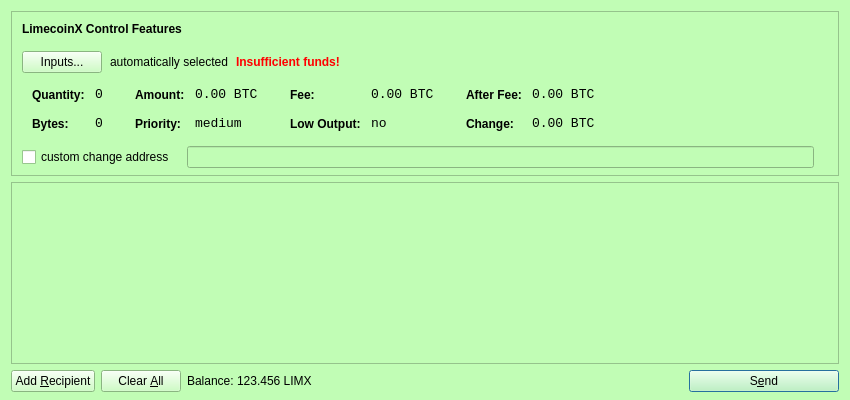
Above: src/qt/forms/sendcoinsdialog.ui from IParn/LimecoinX before the change. Below: the same form after it.
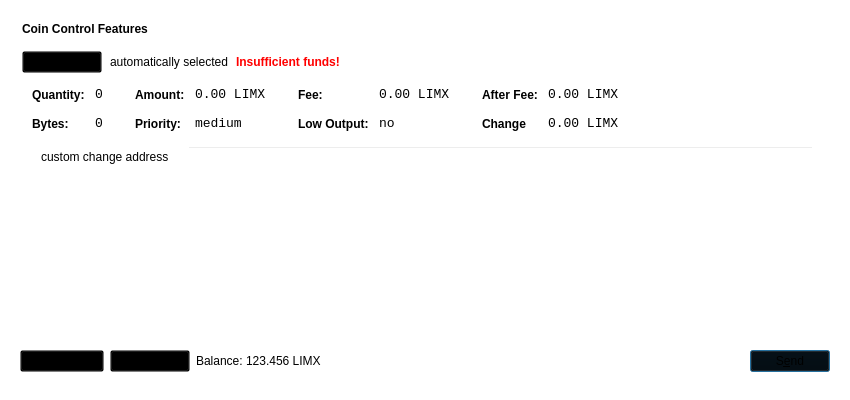
That is the form after the change. Icons and pictures are not drawn.

Diff of the .ui file:
```diff
--- a/src/qt/forms/sendcoinsdialog.ui
+++ b/src/qt/forms/sendcoinsdialog.ui
@@ -10,424 +10,12 @@
     <height>400</height>
    </rect>
   </property>
-  <property name="palette">
-   <palette>
-    <active>
-     <colorrole role="WindowText">
-      <brush brushstyle="SolidPattern">
-       <color alpha="255">
-        <red>0</red>
-        <green>0</green>
-        <blue>0</blue>
-       </color>
-      </brush>
-     </colorrole>
-     <colorrole role="Button">
-      <brush brushstyle="SolidPattern">
-       <color alpha="255">
-        <red>193</red>
-        <green>253</green>
-        <blue>181</blue>
-       </color>
-      </brush>
-     </colorrole>
-     <colorrole role="Light">
-      <brush brushstyle="SolidPattern">
-       <color alpha="255">
-        <red>255</red>
-        <green>255</green>
-        <blue>255</blue>
-       </color>
-      </brush>
-     </colorrole>
-     <colorrole role="Midlight">
-      <brush brushstyle="SolidPattern">
-       <color alpha="255">
-        <red>224</red>
-        <green>254</green>
-        <blue>218</blue>
-       </color>
-      </brush>
-     </colorrole>
-     <colorrole role="Dark">
-      <brush brushstyle="SolidPattern">
-       <color alpha="255">
-        <red>96</red>
-        <green>126</green>
-        <blue>90</blue>
-       </color>
-      </brush>
-     </colorrole>
-     <colorrole role="Mid">
-      <brush brushstyle="SolidPattern">
-       <color alpha="255">
-        <red>129</red>
-        <green>169</green>
-        <blue>121</blue>
-       </color>
-      </brush>
-     </colorrole>
-     <colorrole role="Text">
-      <brush brushstyle="SolidPattern">
-       <color alpha="255">
-        <red>0</red>
-        <green>0</green>
-        <blue>0</blue>
-       </color>
-      </brush>
-     </colorrole>
-     <colorrole role="BrightText">
-      <brush brushstyle="SolidPattern">
-       <color alpha="255">
-        <red>255</red>
-        <green>255</green>
-        <blue>255</blue>
-       </color>
-      </brush>
-     </colorrole>
-     <colorrole role="ButtonText">
-      <brush brushstyle="SolidPattern">
-       <color alpha="255">
-        <red>0</red>
-        <green>0</green>
-        <blue>0</blue>
-       </color>
-      </brush>
-     </colorrole>
-     <colorrole role="Base">
-      <brush brushstyle="SolidPattern">
-       <color alpha="255">
-        <red>255</red>
-        <green>255</green>
-        <blue>255</blue>
-       </color>
-      </brush>
-     </colorrole>
-     <colorrole role="Window">
-      <brush brushstyle="SolidPattern">
-       <color alpha="255">
-        <red>193</red>
-        <green>253</green>
-        <blue>181</blue>
-       </color>
-      </brush>
-     </colorrole>
-     <colorrole role="Shadow">
-      <brush brushstyle="SolidPattern">
-       <color alpha="255">
-        <red>0</red>
-        <green>0</green>
-        <blue>0</blue>
-       </color>
-      </brush>
-     </colorrole>
-     <colorrole role="AlternateBase">
-      <brush brushstyle="SolidPattern">
-       <color alpha="255">
-        <red>224</red>
-        <green>254</green>
-        <blue>218</blue>
-       </color>
-      </brush>
-     </colorrole>
-     <colorrole role="ToolTipBase">
-      <brush brushstyle="SolidPattern">
-       <color alpha="255">
-        <red>255</red>
-        <green>255</green>
-        <blue>220</blue>
-       </color>
-      </brush>
-     </colorrole>
-     <colorrole role="ToolTipText">
-      <brush brushstyle="SolidPattern">
-       <color alpha="255">
-        <red>0</red>
-        <green>0</green>
-        <blue>0</blue>
-       </color>
-      </brush>
-     </colorrole>
-    </active>
-    <inactive>
-     <colorrole role="WindowText">
-      <brush brushstyle="SolidPattern">
-       <color alpha="255">
-        <red>0</red>
-        <green>0</green>
-        <blue>0</blue>
-       </color>
-      </brush>
-     </colorrole>
-     <colorrole role="Button">
-      <brush brushstyle="SolidPattern">
-       <color alpha="255">
-        <red>193</red>
-        <green>253</green>
-        <blue>181</blue>
-       </color>
-      </brush>
-     </colorrole>
-     <colorrole role="Light">
-      <brush brushstyle="SolidPattern">
-       <color alpha="255">
-        <red>255</red>
-        <green>255</green>
-        <blue>255</blue>
-       </color>
-      </brush>
-     </colorrole>
-     <colorrole role="Midlight">
-      <brush brushstyle="SolidPattern">
-       <color alpha="255">
-        <red>224</red>
-        <green>254</green>
-        <blue>218</blue>
-       </color>
-      </brush>
-     </colorrole>
-     <colorrole role="Dark">
-      <brush brushstyle="SolidPattern">
-       <color alpha="255">
-        <red>96</red>
-        <green>126</green>
-        <blue>90</blue>
-       </color>
-      </brush>
-     </colorrole>
-     <colorrole role="Mid">
-      <brush brushstyle="SolidPattern">
-       <color alpha="255">
-        <red>129</red>
-        <green>169</green>
-        <blue>121</blue>
-       </color>
-      </brush>
-     </colorrole>
-     <colorrole role="Text">
-      <brush brushstyle="SolidPattern">
-       <color alpha="255">
-        <red>0</red>
-        <green>0</green>
-        <blue>0</blue>
-       </color>
-      </brush>
-     </colorrole>
-     <colorrole role="BrightText">
-      <brush brushstyle="SolidPattern">
-       <color alpha="255">
-        <red>255</red>
-        <green>255</green>
-        <blue>255</blue>
-       </color>
-      </brush>
-     </colorrole>
-     <colorrole role="ButtonText">
-      <brush brushstyle="SolidPattern">
-       <color alpha="255">
-        <red>0</red>
-        <green>0</green>
-        <blue>0</blue>
-       </color>
-      </brush>
-     </colorrole>
-     <colorrole role="Base">
-      <brush brushstyle="SolidPattern">
-       <color alpha="255">
-        <red>255</red>
-        <green>255</green>
-        <blue>255</blue>
-       </color>
-      </brush>
-     </colorrole>
-     <colorrole role="Window">
-      <brush brushstyle="SolidPattern">
-       <color alpha="255">
-        <red>193</red>
-        <green>253</green>
-        <blue>181</blue>
-       </color>
-      </brush>
-     </colorrole>
-     <colorrole role="Shadow">
-      <brush brushstyle="SolidPattern">
-       <color alpha="255">
-        <red>0</red>
-        <green>0</green>
-        <blue>0</blue>
-       </color>
-      </brush>
-     </colorrole>
-     <colorrole role="AlternateBase">
-      <brush brushstyle="SolidPattern">
-       <color alpha="255">
-        <red>224</red>
-        <green>254</green>
-        <blue>218</blue>
-       </color>
-      </brush>
-     </colorrole>
-     <colorrole role="ToolTipBase">
-      <brush brushstyle="SolidPattern">
-       <color alpha="255">
-        <red>255</red>
-        <green>255</green>
-        <blue>220</blue>
-       </color>
-      </brush>
-     </colorrole>
-     <colorrole role="ToolTipText">
-      <brush brushstyle="SolidPattern">
-       <color alpha="255">
-        <red>0</red>
-        <green>0</green>
-        <blue>0</blue>
-       </color>
-      </brush>
-     </colorrole>
-    </inactive>
-    <disabled>
-     <colorrole role="WindowText">
-      <brush brushstyle="SolidPattern">
-       <color alpha="255">
-        <red>96</red>
-        <green>126</green>
-        <blue>90</blue>
-       </color>
-      </brush>
-     </colorrole>
-     <colorrole role="Button">
-      <brush brushstyle="SolidPattern">
-       <color alpha="255">
-        <red>193</red>
-        <green>253</green>
-        <blue>181</blue>
-       </color>
-      </brush>
-     </colorrole>
-     <colorrole role="Light">
-      <brush brushstyle="SolidPattern">
-       <color alpha="255">
-        <red>255</red>
-        <green>255</green>
-        <blue>255</blue>
-       </color>
-      </brush>
-     </colorrole>
-     <colorrole role="Midlight">
-      <brush brushstyle="SolidPattern">
-       <color alpha="255">
-        <red>224</red>
-        <green>254</green>
-        <blue>218</blue>
-       </color>
-      </brush>
-     </colorrole>
-     <colorrole role="Dark">
-      <brush brushstyle="SolidPattern">
-       <color alpha="255">
-        <red>96</red>
-        <green>126</green>
-        <blue>90</blue>
-       </color>
-      </brush>
-     </colorrole>
-     <colorrole role="Mid">
-      <brush brushstyle="SolidPattern">
-       <color alpha="255">
-        <red>129</red>
-        <green>169</green>
-        <blue>121</blue>
-       </color>
-      </brush>
-     </colorrole>
-     <colorrole role="Text">
-      <brush brushstyle="SolidPattern">
-       <color alpha="255">
-        <red>96</red>
-        <green>126</green>
-        <blue>90</blue>
-       </color>
-      </brush>
-     </colorrole>
-     <colorrole role="BrightText">
-      <brush brushstyle="SolidPattern">
-       <color alpha="255">
-        <red>255</red>
-        <green>255</green>
-        <blue>255</blue>
-       </color>
-      </brush>
-     </colorrole>
-     <colorrole role="ButtonText">
-      <brush brushstyle="SolidPattern">
-       <color alpha="255">
-        <red>96</red>
-        <green>126</green>
-        <blue>90</blue>
-       </color>
-      </brush>
-     </colorrole>
-     <colorrole role="Base">
-      <brush brushstyle="SolidPattern">
-       <color alpha="255">
-        <red>193</red>
-        <green>253</green>
-        <blue>181</blue>
-       </color>
-      </brush>
-     </colorrole>
-     <colorrole role="Window">
-      <brush brushstyle="SolidPattern">
-       <color alpha="255">
-        <red>193</red>
-        <green>253</green>
-        <blue>181</blue>
-       </color>
-      </brush>
-     </colorrole>
-     <colorrole role="Shadow">
-      <brush brushstyle="SolidPattern">
-       <color alpha="255">
-        <red>0</red>
-        <green>0</green>
-        <blue>0</blue>
-       </color>
-      </brush>
-     </colorrole>
-     <colorrole role="AlternateBase">
-      <brush brushstyle="SolidPattern">
-       <color alpha="255">
-        <red>193</red>
-        <green>253</green>
-        <blue>181</blue>
-       </color>
-      </brush>
-     </colorrole>
-     <colorrole role="ToolTipBase">
-      <brush brushstyle="SolidPattern">
-       <color alpha="255">
-        <red>255</red>
-        <green>255</green>
-        <blue>220</blue>
-       </color>
-      </brush>
-     </colorrole>
-     <colorrole role="ToolTipText">
-      <brush brushstyle="SolidPattern">
-       <color alpha="255">
-        <red>0</red>
-        <green>0</green>
-        <blue>0</blue>
-       </color>
-      </brush>
-     </colorrole>
-    </disabled>
-   </palette>
-  </property>
   <property name="windowTitle">
    <string>Send Coins</string>
   </property>
+  <property name="styleSheet">
+   <string notr="true">background-color: transparent;</string>
+  </property>
   <layout class="QVBoxLayout" name="verticalLayout" stretch="0,1,0">
    <property name="bottomMargin">
     <number>8</number>
@@ -502,7 +90,7 @@
              <string notr="true">font-weight:bold;</string>
             </property>
             <property name="text">
-             <string>LimecoinX Control Features</string>
+             <string>Coin Control Features</string>
             </property>
            </widget>
           </item>
@@ -745,7 +333,7 @@
                   <enum>Qt::ActionsContextMenu</enum>
                  </property>
                  <property name="text">
-                  <string notr="true">0.00 BTC</string>
+                  <string>0.00 LIMX</string>
                  </property>
                  <property name="textInteractionFlags">
                   <set>Qt::LinksAccessibleByMouse|Qt::TextSelectableByKeyboard|Qt::TextSelectableByMouse</set>
@@ -831,7 +419,7 @@
                   <enum>Qt::ActionsContextMenu</enum>
                  </property>
                  <property name="text">
-                  <string notr="true">0.00 BTC</string>
+                  <string>0.00 LIMX</string>
                  </property>
                  <property name="textInteractionFlags">
                   <set>Qt::LinksAccessibleByMouse|Qt::TextSelectableByKeyboard|Qt::TextSelectableByMouse</set>
@@ -917,7 +505,7 @@
                   <enum>Qt::ActionsContextMenu</enum>
                  </property>
                  <property name="text">
-                  <string notr="true">0.00 BTC</string>
+                  <string>0.00 LIMX</string>
                  </property>
                  <property name="textInteractionFlags">
                   <set>Qt::LinksAccessibleByMouse|Qt::TextSelectableByKeyboard|Qt::TextSelectableByMouse</set>
@@ -930,7 +518,7 @@
                   <string notr="true">font-weight:bold;</string>
                  </property>
                  <property name="text">
-                  <string>Change:</string>
+                  <string>Change</string>
                  </property>
                 </widget>
                </item>
@@ -949,7 +537,7 @@
                   <enum>Qt::ActionsContextMenu</enum>
                  </property>
                  <property name="text">
-                  <string notr="true">0.00 BTC</string>
+                  <string>0.00 LIMX</string>
                  </property>
                  <property name="textInteractionFlags">
                   <set>Qt::LinksAccessibleByMouse|Qt::TextSelectableByKeyboard|Qt::TextSelectableByMouse</set>
@@ -1049,8 +637,8 @@
        <rect>
         <x>0</x>
         <y>0</y>
-        <width>828</width>
-        <height>162</height>
+        <width>830</width>
+        <height>116</height>
        </rect>
       </property>
       <layout class="QVBoxLayout" name="verticalLayout_2">
@@ -1091,9 +679,28 @@
     </widget>
    </item>
    <item>
+    <widget class="QWidget" name="buttonBar" native="true">
     <layout class="QHBoxLayout" name="horizontalLayout">
+      <property name="leftMargin">
+       <number>9</number>
+      </property>
+      <property name="topMargin">
+       <number>30</number>
+      </property>
+      <property name="rightMargin">
+       <number>9</number>
+      </property>
+      <property name="bottomMargin">
+       <number>20</number>
+      </property>
      <item>
       <widget class="QPushButton" name="addButton">
+        <property name="maximumSize">
+         <size>
+          <width>136</width>
+          <height>36</height>
+         </size>
+        </property>
        <property name="toolTip">
         <string>Send to multiple recipients at once</string>
        </property>
@@ -1117,6 +724,12 @@
          <verstretch>0</verstretch>
         </sizepolicy>
        </property>
+        <property name="maximumSize">
+         <size>
+          <width>100</width>
+          <height>36</height>
+         </size>
+        </property>
        <property name="toolTip">
         <string>Remove all transaction fields</string>
        </property>
@@ -1142,6 +755,12 @@
        </property>
        <item>
         <widget class="QLabel" name="label">
+          <property name="sizePolicy">
+           <sizepolicy hsizetype="Preferred" vsizetype="Fixed">
+            <horstretch>0</horstretch>
+            <verstretch>0</verstretch>
+           </sizepolicy>
+          </property>
          <property name="text">
           <string>Balance:</string>
          </property>
@@ -1149,6 +768,12 @@
        </item>
        <item>
         <widget class="QLabel" name="labelBalance">
+          <property name="sizePolicy">
+           <sizepolicy hsizetype="Preferred" vsizetype="Fixed">
+            <horstretch>0</horstretch>
+            <verstretch>0</verstretch>
+           </sizepolicy>
+          </property>
          <property name="cursor">
           <cursorShape>IBeamCursor</cursorShape>
          </property>
@@ -1177,10 +802,10 @@
      </item>
      <item>
       <widget class="QPushButton" name="sendButton">
-       <property name="minimumSize">
+        <property name="maximumSize">
         <size>
-         <width>150</width>
-         <height>0</height>
+          <width>96</width>
+          <height>36</height>
         </size>
        </property>
        <property name="toolTip">
@@ -1199,6 +824,7 @@
       </widget>
      </item>
     </layout>
+    </widget>
    </item>
   </layout>
  </widget>
```
Left out of the diff: 20 changed lines with no effect on the pictures. Lines whose indentation alone changed are shown as unchanged.
